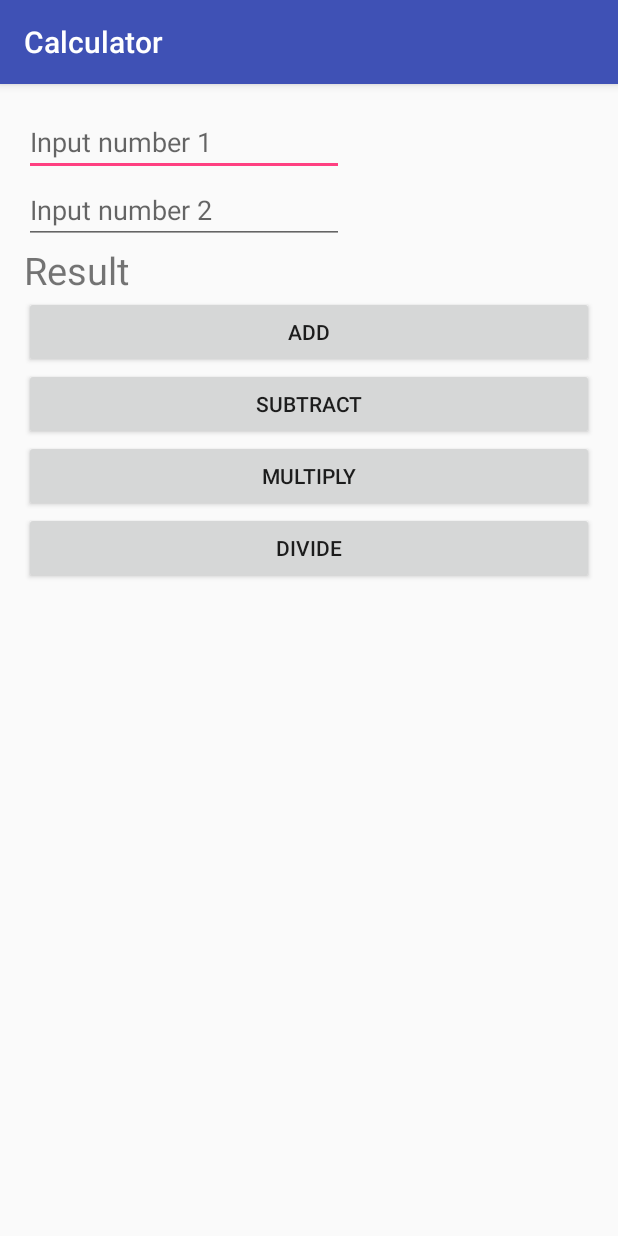
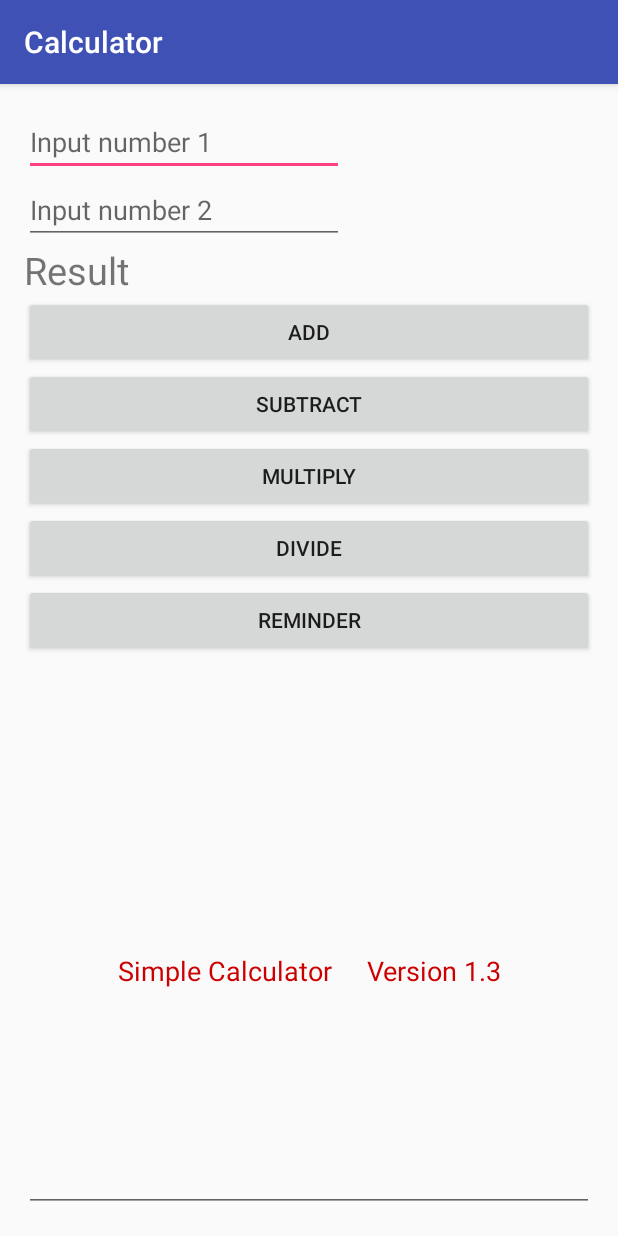
Before and after one commit to AbiruzzamanMolla/Android-Calculator-Application, an Android app: the screen it shows after launch (MainActivity), on a phone screen of 412 x 824 dp. Run offline under Robolectric (Android 15) with nearby library versions, the phone set to English and light mode, and no system bars.

Commit message:
Uploading Project

```diff
--- a/app/build.gradle
+++ b/app/build.gradle
@@ -8,9 +8,9 @@ android {
         minSdkVersion 14
         targetSdkVersion 23
         versionCode 1
-        versionName '1.2'
+        versionName '1.3.3'
         testInstrumentationRunner "android.support.test.runner.AndroidJUnitRunner"
-        versionNameSuffix 'beta'
+        versionNameSuffix 'Beta '
     }
     buildTypes {
         release {
--- a/app/src/main/java/com/asliabir/calculator/MainActivity.java
+++ b/app/src/main/java/com/asliabir/calculator/MainActivity.java
@@ -11,12 +11,10 @@ public class MainActivity extends AppCompatActivity {
 
     TextView result;
     EditText number1, number2;
-    Button add, sub, mul, div;
+    Button add, sub, mul, div, rem;
 
-    float result_div;
     int result_num;
-    int num1;
-    int num2;
+    int num1, num2;
 
     @Override
     protected void onCreate(Bundle savedInstanceState) {
@@ -30,6 +28,7 @@ public class MainActivity extends AppCompatActivity {
         sub = (Button)findViewById(R.id.sub);
         mul = (Button)findViewById(R.id.mul);
         div = (Button)findViewById(R.id.div);
+        rem = (Button)findViewById(R.id.rem);
 
         add.setOnClickListener(new View.OnClickListener() {
             @Override
@@ -66,8 +65,19 @@ public class MainActivity extends AppCompatActivity {
             public void onClick(View v) {
                 num1 = Integer.parseInt(number1.getText().toString());
                 num2 = Integer.parseInt(number2.getText().toString());
-                result_div = num1 / num2;
+                double result_div = (double) num1 / num2;
                 result.setText(String.valueOf(result_div));
+
+            }
+        });
+
+        rem.setOnClickListener(new View.OnClickListener() {
+            @Override
+            public void onClick(View v) {
+                num1 = Integer.parseInt(number1.getText().toString());
+                num2 = Integer.parseInt(number2.getText().toString());
+                result_num = num1 % num2;
+                result.setText(String.valueOf(result_num));
 
             }
         });
--- a/app/src/main/res/layout/activity_main.xml
+++ b/app/src/main/res/layout/activity_main.xml
@@ -11,7 +11,8 @@
     android:paddingRight="16dp"
     android:paddingTop="16dp"
     android:paddingBottom="16dp"
-    tools:context="com.asliabir.calculator.MainActivity">
+    tools:context="com.asliabir.calculator.MainActivity"
+    android:weightSum="1">
 
     <EditText
         android:id="@+id/number1"
@@ -59,4 +60,23 @@
         android:layout_width="match_parent"
         android:layout_height="wrap_content"
         android:text="Divide" />
+
+    <Button
+        android:id="@+id/rem"
+        android:layout_width="match_parent"
+        android:layout_height="wrap_content"
+        android:text="Reminder" />
+
+    <EditText
+        android:id="@+id/appinfo"
+        android:layout_width="match_parent"
+        android:layout_height="match_parent"
+        android:ems="10"
+        android:layout_marginTop="50dp"
+        android:text="Simple Calculator
+    Version 1.3"
+        android:textAlignment="center"
+        android:textColor="@android:color/holo_red_dark"
+        android:visibility="visible" />
+
 </LinearLayout>
```
Also changed, not shown: 3 other files.
